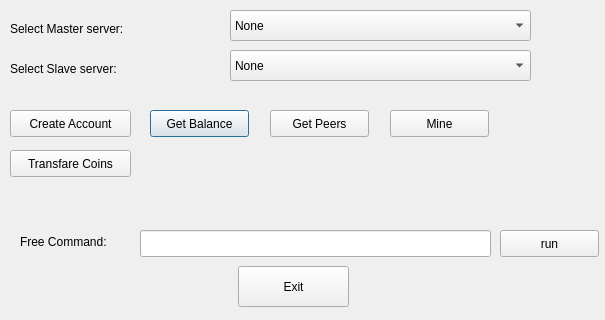
The window that commands.ui (calebxyz/bitcon_server) describes before a commit, drawn with Qt 5.
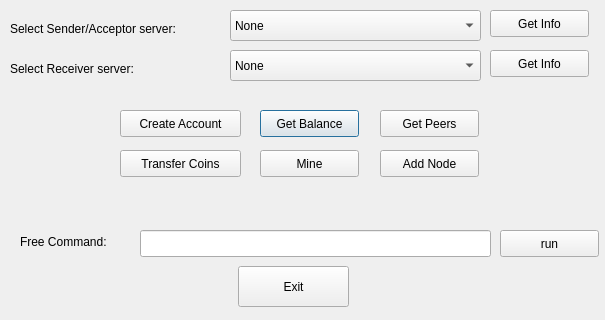
The same window after the commit.

Commit message: getinfo for each server + automatic addnode

Patch:
```diff
--- a/commands.ui
+++ b/commands.ui
@@ -23,7 +23,7 @@
     </rect>
    </property>
    <property name="text">
-    <string>Select Master server:</string>
+    <string>Select Sender/Acceptor server:</string>
    </property>
   </widget>
   <widget class="QComboBox" name="comboBox">
@@ -31,7 +31,7 @@
     <rect>
      <x>230</x>
      <y>10</y>
-     <width>301</width>
+     <width>251</width>
      <height>31</height>
     </rect>
    </property>
@@ -44,7 +44,7 @@
   <widget class="QPushButton" name="pushButton">
    <property name="geometry">
     <rect>
-     <x>150</x>
+     <x>260</x>
      <y>110</y>
      <width>99</width>
      <height>27</height>
@@ -70,7 +70,7 @@
   <widget class="QPushButton" name="pushButton_3">
    <property name="geometry">
     <rect>
-     <x>10</x>
+     <x>120</x>
      <y>110</y>
      <width>121</width>
      <height>27</height>
@@ -83,7 +83,7 @@
   <widget class="QPushButton" name="pushButton_4">
    <property name="geometry">
     <rect>
-     <x>270</x>
+     <x>380</x>
      <y>110</y>
      <width>99</width>
      <height>27</height>
@@ -139,7 +139,7 @@
     </rect>
    </property>
    <property name="text">
-    <string>Select Slave server:</string>
+    <string>Select Receiver server:</string>
    </property>
   </widget>
   <widget class="QComboBox" name="comboBox_2">
@@ -147,7 +147,7 @@
     <rect>
      <x>230</x>
      <y>50</y>
-     <width>301</width>
+     <width>251</width>
      <height>31</height>
     </rect>
    </property>
@@ -160,8 +160,8 @@
   <widget class="QPushButton" name="pushButton_6">
    <property name="geometry">
     <rect>
-     <x>390</x>
-     <y>110</y>
+     <x>260</x>
+     <y>150</y>
      <width>99</width>
      <height>27</height>
     </rect>
@@ -173,14 +173,53 @@
   <widget class="QPushButton" name="pushButton_7">
    <property name="geometry">
     <rect>
-     <x>10</x>
+     <x>120</x>
      <y>150</y>
      <width>121</width>
      <height>27</height>
     </rect>
    </property>
    <property name="text">
-    <string>Transfare Coins</string>
+    <string>Transfer Coins</string>
+   </property>
+  </widget>
+  <widget class="QPushButton" name="pushButton_8">
+   <property name="geometry">
+    <rect>
+     <x>380</x>
+     <y>150</y>
+     <width>99</width>
+     <height>27</height>
+    </rect>
+   </property>
+   <property name="text">
+    <string>Add Node</string>
+   </property>
+  </widget>
+  <widget class="QPushButton" name="pushButton_9">
+   <property name="geometry">
+    <rect>
+     <x>490</x>
+     <y>10</y>
+     <width>99</width>
+     <height>27</height>
+    </rect>
+   </property>
+   <property name="text">
+    <string>Get Info</string>
+   </property>
+  </widget>
+  <widget class="QPushButton" name="pushButton_10">
+   <property name="geometry">
+    <rect>
+     <x>490</x>
+     <y>50</y>
+     <width>99</width>
+     <height>27</height>
+    </rect>
+   </property>
+   <property name="text">
+    <string>Get Info</string>
    </property>
   </widget>
  </widget>
```
The commit also changes 6 other files.
